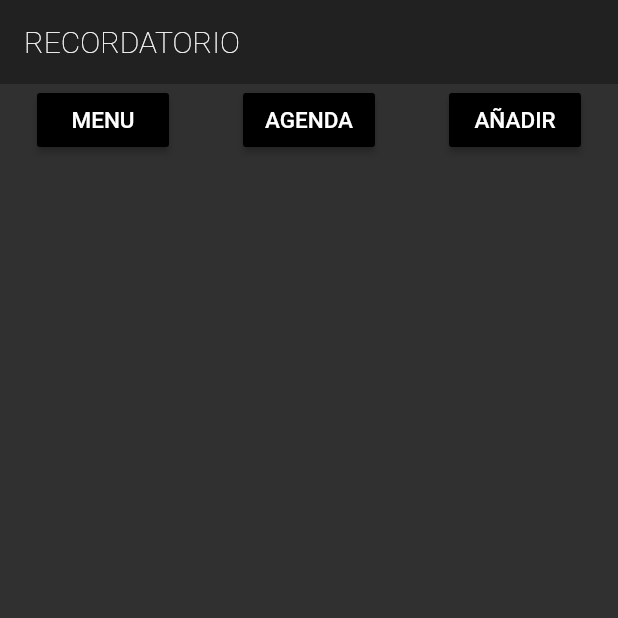
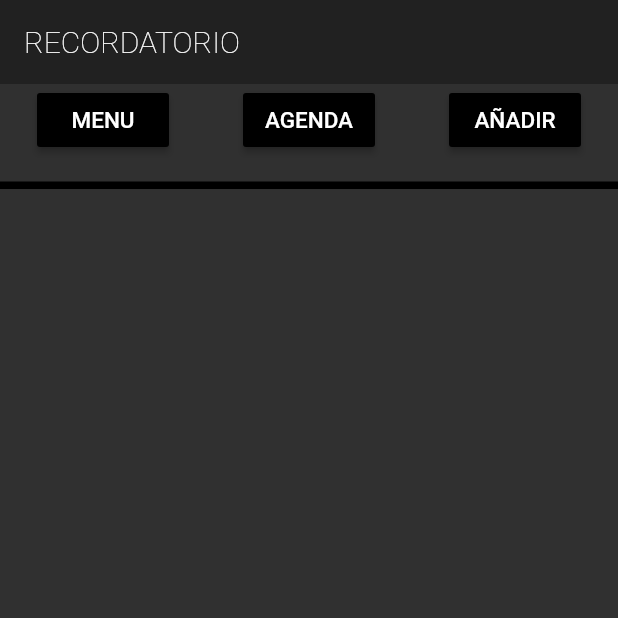
Before and after one commit to gabmisme/Miproyecto-flutter-recordatorio, a Flutter app: the screen it shows after launch, on a phone screen of 412 x 824 dp, the top half of it. Run offline on Flutter 3.47's test engine with Material 2 defaults, Android fonts, the phone set to English and light mode, and no system bars.

Commit message:
modificado principal.dart -agregado decorado de barra baja-linea de color

```diff
--- a/lib/ventanas/Principal.dart
+++ b/lib/ventanas/Principal.dart
@@ -29,14 +29,15 @@ class MyrecorApp extends StatelessWidget {
 */
 
           //color: Color(0x6D28AA00),
-          child: new Column(
 
+          /****************************************************/
+          child: new Stack(
+            children: <Widget>[
+              /**************************columna de botones******************/
+              new Column(
             //mainAxisAlignment: MainAxisAlignment.spaceBetween,
             children: <Widget>[
-
               Row(
-
-
                 mainAxisAlignment: MainAxisAlignment.spaceAround,
                 children: <Widget>[
                   new RaisedButton(
@@ -85,11 +86,39 @@ class MyrecorApp extends StatelessWidget {
                     },
                   ),
                 ],
-
               ),
-
             ],
           ),
+
+              /**************************fin columna de botones******************/
+              /********************************decoracion***********************************/
+              //linea de decoracion
+              Positioned(
+                left:0.0,
+                right:0.0,
+                top:65.0,
+                child: SizedBox(
+                  width:500.0,
+                  height:5.0,
+                  child: Container(color:Colors.black),
+                ),
+              ),
+              //barra inferior
+              Positioned(
+                left:0.0,
+                right:0.0,
+                top:818.0,
+                child: SizedBox(
+                  width:500.0,
+                  height:60.0,
+                  child: Container(color:Colors.black54),
+                ),
+              ),
+              /*********************************fin decoracion******************************/
+
+
+           ],
+         ),
         ),
       ),
     );
```
